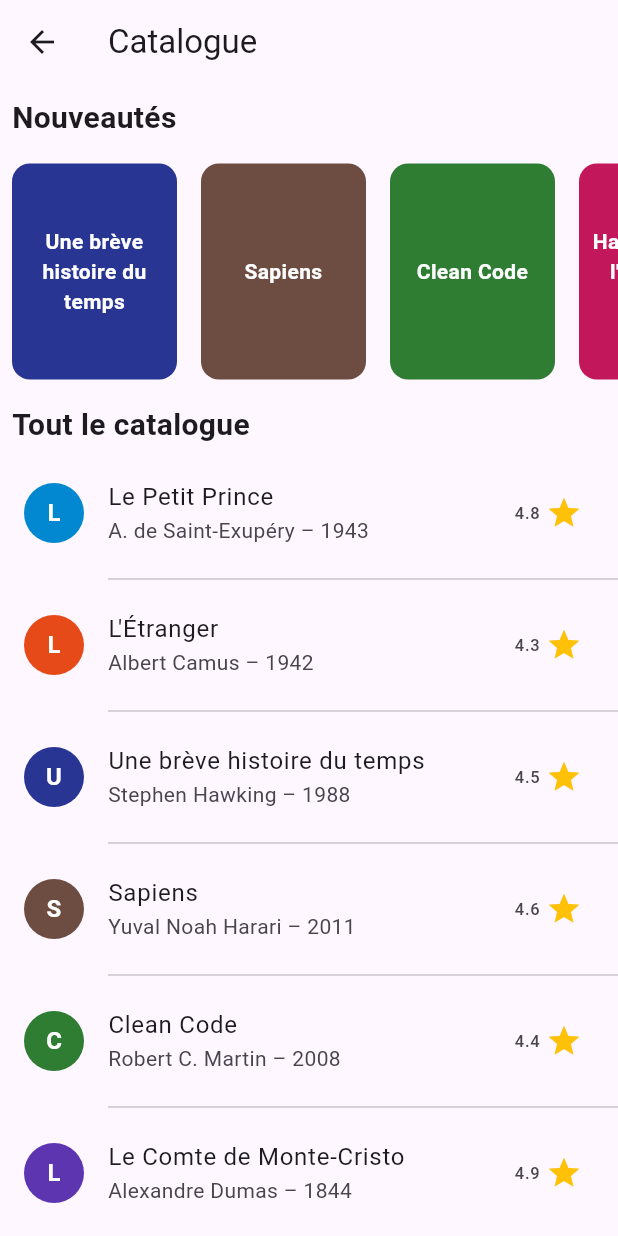
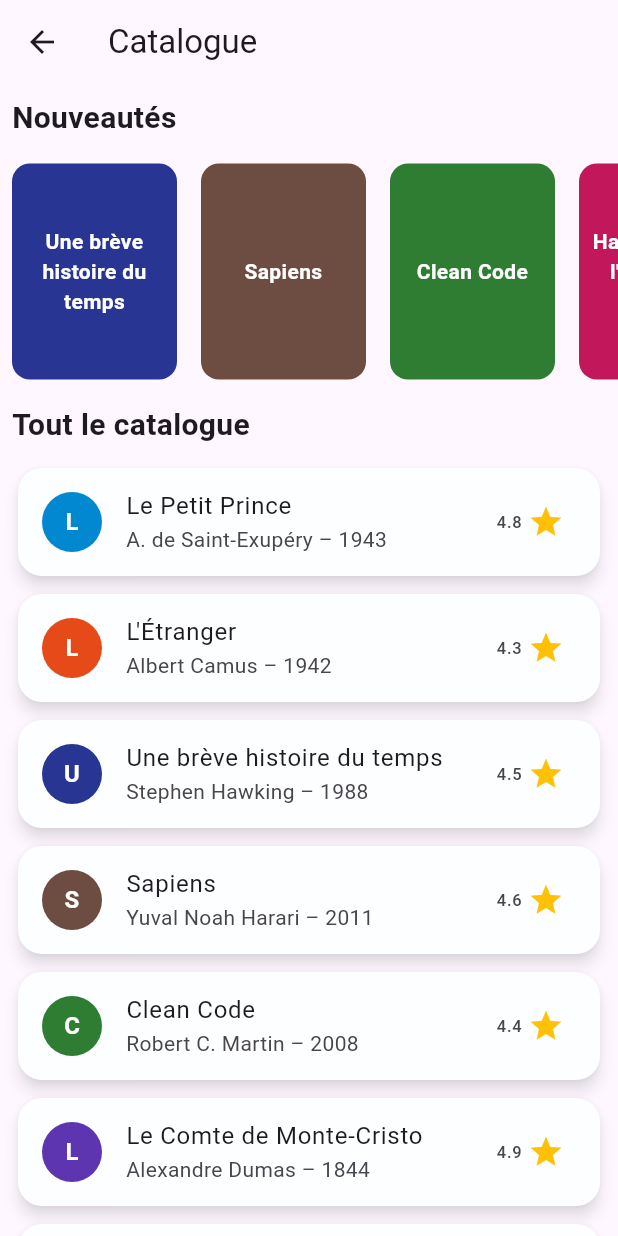
Before and after one commit to onsazizi-web/tp9_mabiblio, a Flutter app: the CatalogueScreen screen opened directly, on a phone screen of 412 x 824 dp. Run offline on Flutter 3.47's test engine with Material 3 defaults, Android fonts, the phone set to English and light mode, and no system bars.

```diff
--- a/lib/screens/catalogue_screen.dart
+++ b/lib/screens/catalogue_screen.dart
@@ -3,6 +3,8 @@ import 'package:flutter/material.dart';
 import '../models/livre.dart';
 import '../data/livres_data.dart';
 import '../widgets/livre_card.dart';
+import '../widgets/livre_grid_item.dart';
+import 'detail_screen.dart';
 
 class CatalogueScreen extends StatelessWidget {
   const CatalogueScreen({super.key});
@@ -75,17 +77,28 @@ class CatalogueScreen extends StatelessWidget {
           // Q2.4, Q2.5 et Q2.6 :
           // builder construit les lignes à mesure qu'elles sont nécessaires.
           // Pour 1 000 livres, il évite de créer tous les widgets à l'avance.
+
 Expanded(
-            child: ListView.separated(
+  child: ListView.builder(
     itemCount: livres.length,
     itemBuilder: (context, index) {
-                return livreTile(livres[index]);
+      final livre = livres[index];
+
+      return LivreGrille(
+        livre: livre,
+        onTap: () {
+          Navigator.push(
+            context,
+            MaterialPageRoute(
+              builder: (context) => DetailScreen(livre: livre),
+            ),
+          );
         },
-              separatorBuilder: (context, index) {
-                return const Divider(indent: 72);
+      );
     },
   ),
 ),
+
         ],
       ),
     );
--- a/lib/widgets/livre_grid_item.dart
+++ b/lib/widgets/livre_grid_item.dart
@@ -0,0 +1,37 @@
+
+import 'package:flutter/material.dart';
+import '../models/livre.dart';
+import 'livre_card.dart';
+
+class LivreGrille extends StatelessWidget {
+  final Livre livre;
+  final VoidCallback? onTap;
+
+  const LivreGrille({
+    super.key,
+    required this.livre,
+    this.onTap,
+  });
+
+  @override
+  Widget build(BuildContext context) {
+    return Card(
+      elevation: 4,
+      margin: const EdgeInsets.symmetric(
+        horizontal: 12,
+        vertical: 6,
+      ),
+      shape: RoundedRectangleBorder(
+        borderRadius: BorderRadius.circular(16),
+      ),
+      shadowColor: Colors.black54,
+      color: Colors.white,
+      surfaceTintColor: Colors.blue.shade50,
+      clipBehavior: Clip.antiAlias,
+      child: InkWell(
+        onTap: onTap,
+        child: livreTile(livre),
+      ),
+    );
+  }
+}
```
Also changed, not shown: lib/screens/detail_screen.dart (+128 -0 lines), lib/screens/ma_liste_screen.dart (+23 -123 lines). Lines whose indentation alone changed are shown as unchanged.
